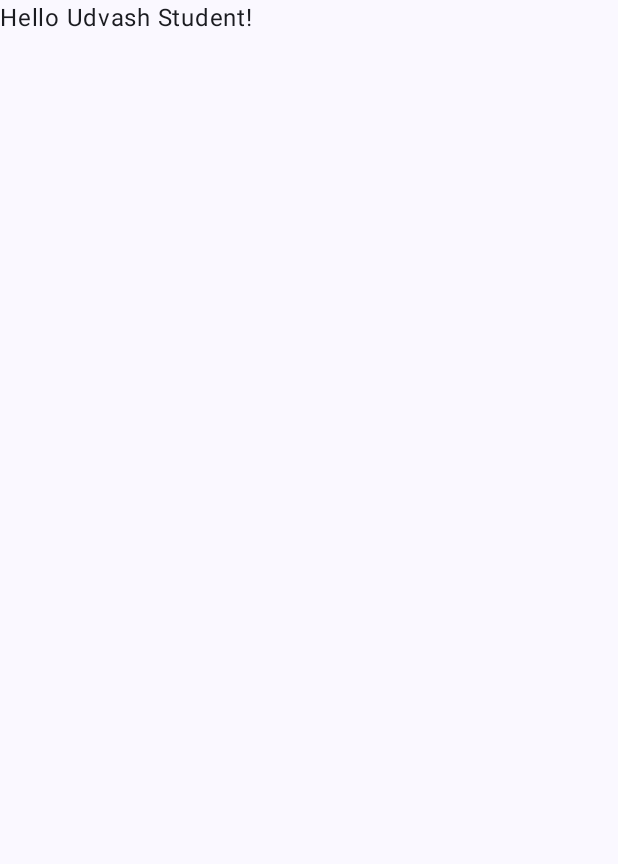
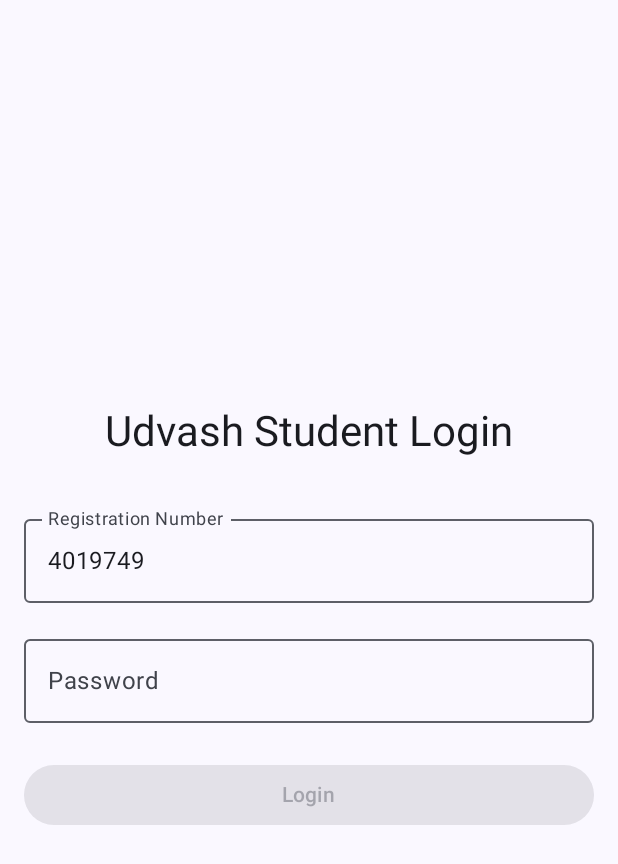
Before and after one commit to salmanbappi/udvash-student-client, an Android app built with Jetpack Compose: the screen it shows after launch (MainActivity), on a phone screen of 412 x 824 dp. Before the commit the part shown is almost empty. Shown: the top 864 px of the screen. Run offline under Robolectric (Android 15) with nearby library versions, the phone set to English and light mode, and no system bars.

Commit message:
Implement core features: Login, Dashboard, Past Classes

```diff
--- a/app/src/main/java/com/udvash/student/MainActivity.kt
+++ b/app/src/main/java/com/udvash/student/MainActivity.kt
@@ -22,25 +22,9 @@ class MainActivity : ComponentActivity() {
                     modifier = Modifier.fillMaxSize(),
                     color = MaterialTheme.colorScheme.background
                 ) {
-                    Greeting("Udvash Student")
+                    com.udvash.student.ui.navigation.UdvashNavGraph()
                 }
             }
         }
     }
 }
-
-@Composable
-fun Greeting(name: String, modifier: Modifier = Modifier) {
-    Text(
-        text = "Hello $name!",
-        modifier = modifier
-    )
-}
-
-@Preview(showBackground = true)
-@Composable
-fun GreetingPreview() {
-    UdvashStudentClientTheme {
-        Greeting("Android")
-    }
-}
--- /dev/null
+++ b/app/src/main/java/com/udvash/student/ui/navigation/Screen.kt
@@ -0,0 +1,7 @@
+package com.udvash.student.ui.navigation
+
+sealed class Screen(val route: String) {
+    object Login : Screen("login")
+    object Dashboard : Screen("dashboard")
+    object PastClasses : Screen("past_classes")
+}
--- /dev/null
+++ b/app/src/main/java/com/udvash/student/ui/navigation/UdvashNavGraph.kt
@@ -0,0 +1,26 @@
+package com.udvash.student.ui.navigation
+
+import androidx.compose.runtime.Composable
+import androidx.navigation.compose.NavHost
+import androidx.navigation.compose.composable
+import androidx.navigation.compose.rememberNavController
+import com.udvash.student.ui.screens.classes.ClassListScreen
+import com.udvash.student.ui.screens.dashboard.DashboardScreen
+import com.udvash.student.ui.screens.login.LoginScreen
+
+@Composable
+fun UdvashNavGraph() {
+    val navController = rememberNavController()
+
+    NavHost(navController = navController, startDestination = Screen.Login.route) {
+        composable(Screen.Login.route) {
+            LoginScreen(navController = navController)
+        }
+        composable(Screen.Dashboard.route) {
+            DashboardScreen(navController = navController)
+        }
+        composable(Screen.PastClasses.route) {
+            ClassListScreen(navController = navController)
+        }
+    }
+}
--- /dev/null
+++ b/app/src/main/java/com/udvash/student/ui/screens/login/LoginScreen.kt
@@ -0,0 +1,88 @@
+package com.udvash.student.ui.screens.login
+
+import androidx.compose.foundation.Image
+import androidx.compose.foundation.layout.*
+import androidx.compose.foundation.text.KeyboardOptions
+import androidx.compose.material3.*
+import androidx.compose.runtime.*
+import androidx.compose.ui.Alignment
+import androidx.compose.ui.Modifier
+import androidx.compose.ui.res.painterResource
+import androidx.compose.ui.text.input.KeyboardType
+import androidx.compose.ui.text.input.PasswordVisualTransformation
+import androidx.compose.ui.unit.dp
+import androidx.lifecycle.viewmodel.compose.viewModel
+import androidx.navigation.NavController
+import com.udvash.student.ui.navigation.Screen
+
+@Composable
+fun LoginScreen(
+    navController: NavController,
+    viewModel: LoginViewModel = viewModel()
+) {
+    var regNo by remember { mutableStateOf("4019749") } // Pre-filled for user convenience
+    var password by remember { mutableStateOf("") }
+
+    val isLoading by viewModel.isLoading
+    val error by viewModel.error
+    val loginSuccess by viewModel.loginSuccess
+
+    LaunchedEffect(loginSuccess) {
+        if (loginSuccess) {
+            navController.navigate(Screen.Dashboard.route) {
+                popUpTo(Screen.Login.route) { inclusive = true }
+            }
+        }
+    }
+
+    Column(
+        modifier = Modifier
+            .fillMaxSize()
+            .padding(16.dp),
+        horizontalAlignment = Alignment.CenterHorizontally,
+        verticalArrangement = Arrangement.Center
+    ) {
+        Text(text = "Udvash Student Login", style = MaterialTheme.typography.headlineMedium)
+
+        Spacer(modifier = Modifier.height(32.dp))
+
+        OutlinedTextField(
+            value = regNo,
+            onValueChange = { regNo = it },
+            label = { Text("Registration Number") },
+            keyboardOptions = KeyboardOptions(keyboardType = KeyboardType.Number),
+            singleLine = true,
+            modifier = Modifier.fillMaxWidth()
+        )
+
+        Spacer(modifier = Modifier.height(16.dp))
+
+        OutlinedTextField(
+            value = password,
+            onValueChange = { password = it },
+            label = { Text("Password") },
+            visualTransformation = PasswordVisualTransformation(),
+            singleLine = true,
+            modifier = Modifier.fillMaxWidth()
+        )
+
+        Spacer(modifier = Modifier.height(24.dp))
+
+        if (isLoading) {
+            CircularProgressIndicator()
+        } else {
+            Button(
+                onClick = { viewModel.login(regNo, password) },
+                modifier = Modifier.fillMaxWidth(),
+                enabled = regNo.isNotBlank() && password.isNotBlank()
+            ) {
+                Text("Login")
+            }
+        }
+
+        if (error != null) {
+            Spacer(modifier = Modifier.height(16.dp))
+            Text(text = error!!, color = MaterialTheme.colorScheme.error)
+        }
+    }
+}
--- /dev/null
+++ b/app/src/main/java/com/udvash/student/ui/screens/login/LoginViewModel.kt
@@ -0,0 +1,40 @@
+package com.udvash.student.ui.screens.login
+
+import androidx.compose.runtime.State
+import androidx.compose.runtime.mutableStateOf
+import androidx.lifecycle.ViewModel
+import androidx.lifecycle.viewModelScope
+import com.udvash.student.data.repository.AuthRepository
+import kotlinx.coroutines.launch
+
+class LoginViewModel : ViewModel() {
+    private val _isLoading = mutableStateOf(false)
+    val isLoading: State<Boolean> = _isLoading
+
+    private val _error = mutableStateOf<String?>(null)
+    val error: State<String?> = _error
+
+    private val _loginSuccess = mutableStateOf(false)
+    val loginSuccess: State<Boolean> = _loginSuccess
+
+    fun login(regNo: String, password: String) {
+        if (regNo.isBlank() || password.isBlank()) {
+            _error.value = "Please enter both Registration Number and Password"
+            return
+        }
+
+        viewModelScope.launch {
+            _isLoading.value = true
+            _error.value = null
+
+            val result = AuthRepository.performLogin(regNo, password)
+
+            _isLoading.value = false
+            if (result.isSuccess) {
+                _loginSuccess.value = true
+            } else {
+                _error.value = result.exceptionOrNull()?.message ?: "Unknown error"
+            }
+        }
+    }
+}
```
Also changed, not shown: app/src/main/java/com/udvash/student/data/model/Models.kt (added, +15 -0 lines), app/src/main/java/com/udvash/student/data/remote/ApiClient.kt (added, +28 -0 lines), app/src/main/java/com/udvash/student/data/remote/PersistentCookieJar.kt (added, +30 -0 lines), app/src/main/java/com/udvash/student/data/remote/UdvashApi.kt (added, +31 -0 lines), app/src/main/java/com/udvash/student/data/repository/AuthRepository.kt (added, +62 -0 lines), app/src/main/java/com/udvash/student/data/repository/ClassRepository.kt (added, +89 -0 lines), app/src/main/java/com/udvash/student/ui/screens/classes/ClassListScreen.kt (added, +127 -0 lines), app/src/main/java/com/udvash/student/ui/screens/classes/ClassListViewModel.kt (added, +38 -0 lines), app/src/main/java/com/udvash/student/ui/screens/dashboard/DashboardScreen.kt (added, +86 -0 lines).
